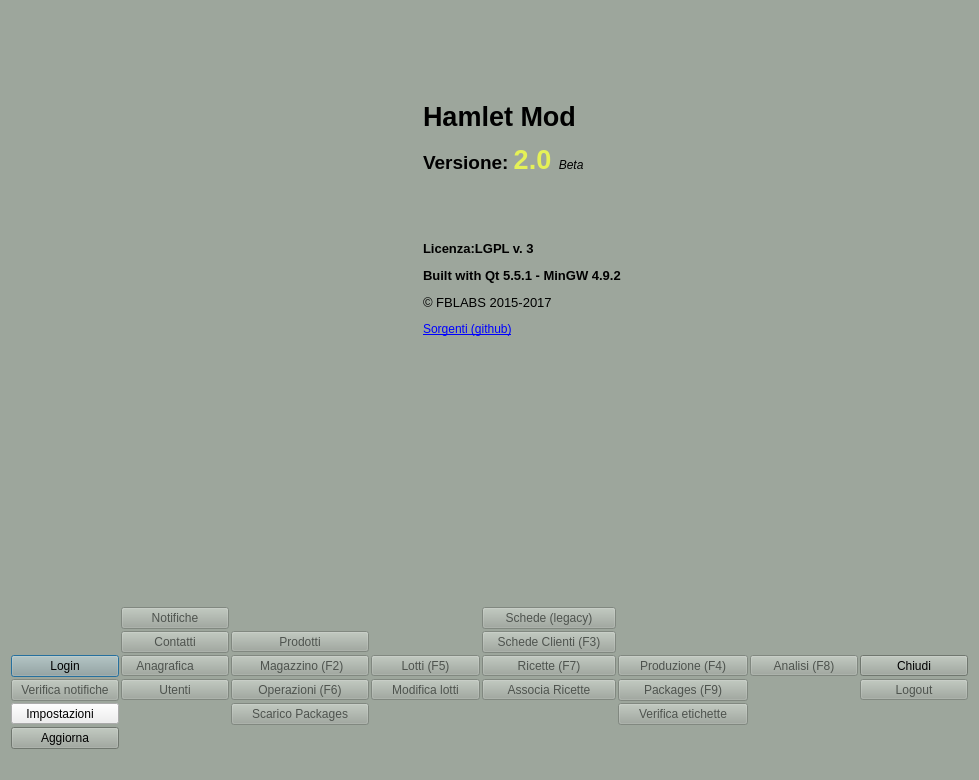
Before: the Qt Designer form mainwindow.ui in fblabs/hamlet-mod-sancon, drawn with Qt 5.
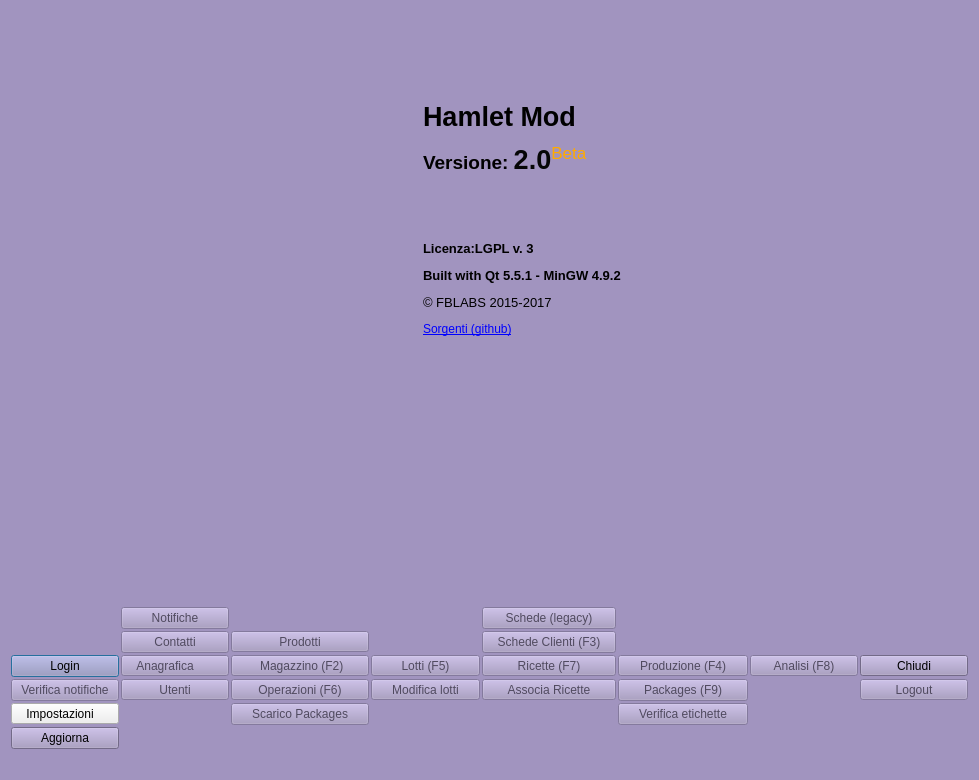
After: the same form once the commit is applied. Icons and pictures are not drawn.

Commit message: 2.0 beta -  step by step revamping some functions(here new production workflow)

Diff of the .ui file:
```diff
--- a/mainwindow.ui
+++ b/mainwindow.ui
@@ -28,45 +28,45 @@
      <colorrole role="Button">
       <brush brushstyle="SolidPattern">
        <color alpha="255">
-        <red>157</red>
-        <green>166</green>
-        <blue>156</blue>
+        <red>161</red>
+        <green>148</green>
+        <blue>191</blue>
        </color>
       </brush>
      </colorrole>
      <colorrole role="Light">
       <brush brushstyle="SolidPattern">
        <color alpha="255">
-        <red>236</red>
-        <green>249</green>
-        <blue>234</blue>
+        <red>237</red>
+        <green>229</green>
+        <blue>255</blue>
        </color>
       </brush>
      </colorrole>
      <colorrole role="Midlight">
       <brush brushstyle="SolidPattern">
        <color alpha="255">
-        <red>196</red>
-        <green>207</green>
-        <blue>195</blue>
+        <red>199</red>
+        <green>188</green>
+        <blue>223</blue>
        </color>
       </brush>
      </colorrole>
      <colorrole role="Dark">
       <brush brushstyle="SolidPattern">
        <color alpha="255">
-        <red>78</red>
-        <green>83</green>
-        <blue>78</blue>
+        <red>80</red>
+        <green>74</green>
+        <blue>95</blue>
        </color>
       </brush>
      </colorrole>
      <colorrole role="Mid">
       <brush brushstyle="SolidPattern">
        <color alpha="255">
-        <red>105</red>
-        <green>111</green>
-        <blue>104</blue>
+        <red>107</red>
+        <green>99</green>
+        <blue>127</blue>
        </color>
       </brush>
      </colorrole>
@@ -109,9 +109,9 @@
      <colorrole role="Window">
       <brush brushstyle="SolidPattern">
        <color alpha="255">
-        <red>157</red>
-        <green>166</green>
-        <blue>156</blue>
+        <red>161</red>
+        <green>148</green>
+        <blue>191</blue>
        </color>
       </brush>
      </colorrole>
@@ -127,9 +127,9 @@
      <colorrole role="AlternateBase">
       <brush brushstyle="SolidPattern">
        <color alpha="255">
-        <red>206</red>
-        <green>210</green>
-        <blue>205</blue>
+        <red>208</red>
+        <green>201</green>
+        <blue>223</blue>
        </color>
       </brush>
      </colorrole>
@@ -165,45 +165,45 @@
      <colorrole role="Button">
       <brush brushstyle="SolidPattern">
        <color alpha="255">
-        <red>157</red>
-        <green>166</green>
-        <blue>156</blue>
+        <red>161</red>
+        <green>148</green>
+        <blue>191</blue>
        </color>
       </brush>
      </colorrole>
      <colorrole role="Light">
       <brush brushstyle="SolidPattern">
        <color alpha="255">
-        <red>236</red>
-        <green>249</green>
-        <blue>234</blue>
+        <red>237</red>
+        <green>229</green>
+        <blue>255</blue>
        </color>
       </brush>
      </colorrole>
      <colorrole role="Midlight">
       <brush brushstyle="SolidPattern">
        <color alpha="255">
-        <red>196</red>
-        <green>207</green>
-        <blue>195</blue>
+        <red>199</red>
+        <green>188</green>
+        <blue>223</blue>
        </color>
       </brush>
      </colorrole>
      <colorrole role="Dark">
       <brush brushstyle="SolidPattern">
        <color alpha="255">
-        <red>78</red>
-        <green>83</green>
-        <blue>78</blue>
+        <red>80</red>
+        <green>74</green>
+        <blue>95</blue>
        </color>
       </brush>
      </colorrole>
      <colorrole role="Mid">
       <brush brushstyle="SolidPattern">
        <color alpha="255">
-        <red>105</red>
-        <green>111</green>
-        <blue>104</blue>
+        <red>107</red>
+        <green>99</green>
+        <blue>127</blue>
        </color>
       </brush>
      </colorrole>
@@ -246,9 +246,9 @@
      <colorrole role="Window">
       <brush brushstyle="SolidPattern">
        <color alpha="255">
-        <red>157</red>
-        <green>166</green>
-        <blue>156</blue>
+        <red>161</red>
+        <green>148</green>
+        <blue>191</blue>
        </color>
       </brush>
      </colorrole>
@@ -264,9 +264,9 @@
      <colorrole role="AlternateBase">
       <brush brushstyle="SolidPattern">
        <color alpha="255">
-        <red>206</red>
-        <green>210</green>
-        <blue>205</blue>
+        <red>208</red>
+        <green>201</green>
+        <blue>223</blue>
        </color>
       </brush>
      </colorrole>
@@ -293,63 +293,63 @@
      <colorrole role="WindowText">
       <brush brushstyle="SolidPattern">
        <color alpha="255">
-        <red>78</red>
-        <green>83</green>
-        <blue>78</blue>
+        <red>80</red>
+        <green>74</green>
+        <blue>95</blue>
        </color>
       </brush>
      </colorrole>
      <colorrole role="Button">
       <brush brushstyle="SolidPattern">
        <color alpha="255">
-        <red>157</red>
-        <green>166</green>
-        <blue>156</blue>
+        <red>161</red>
+        <green>148</green>
+        <blue>191</blue>
        </color>
       </brush>
      </colorrole>
      <colorrole role="Light">
       <brush brushstyle="SolidPattern">
        <color alpha="255">
-        <red>236</red>
-        <green>249</green>
-        <blue>234</blue>
+        <red>237</red>
+        <green>229</green>
+        <blue>255</blue>
        </color>
       </brush>
      </colorrole>
      <colorrole role="Midlight">
       <brush brushstyle="SolidPattern">
        <color alpha="255">
-        <red>196</red>
-        <green>207</green>
-        <blue>195</blue>
+        <red>199</red>
+        <green>188</green>
+        <blue>223</blue>
        </color>
       </brush>
      </colorrole>
      <colorrole role="Dark">
       <brush brushstyle="SolidPattern">
        <color alpha="255">
-        <red>78</red>
-        <green>83</green>
-        <blue>78</blue>
+        <red>80</red>
+        <green>74</green>
+        <blue>95</blue>
        </color>
       </brush>
      </colorrole>
      <colorrole role="Mid">
       <brush brushstyle="SolidPattern">
        <color alpha="255">
-        <red>105</red>
-        <green>111</green>
-        <blue>104</blue>
+        <red>107</red>
+        <green>99</green>
+        <blue>127</blue>
        </color>
       </brush>
      </colorrole>
      <colorrole role="Text">
       <brush brushstyle="SolidPattern">
        <color alpha="255">
-        <red>78</red>
-        <green>83</green>
-        <blue>78</blue>
+        <red>80</red>
+        <green>74</green>
+        <blue>95</blue>
        </color>
       </brush>
      </colorrole>
@@ -365,27 +365,27 @@
      <colorrole role="ButtonText">
       <brush brushstyle="SolidPattern">
        <color alpha="255">
-        <red>78</red>
-        <green>83</green>
-        <blue>78</blue>
+        <red>80</red>
+        <green>74</green>
+        <blue>95</blue>
        </color>
       </brush>
      </colorrole>
      <colorrole role="Base">
       <brush brushstyle="SolidPattern">
        <color alpha="255">
-        <red>157</red>
-        <green>166</green>
-        <blue>156</blue>
+        <red>161</red>
+        <green>148</green>
+        <blue>191</blue>
        </color>
       </brush>
      </colorrole>
      <colorrole role="Window">
       <brush brushstyle="SolidPattern">
        <color alpha="255">
-        <red>157</red>
-        <green>166</green>
-        <blue>156</blue>
+        <red>161</red>
+        <green>148</green>
+        <blue>191</blue>
        </color>
       </brush>
      </colorrole>
@@ -401,9 +401,9 @@
      <colorrole role="AlternateBase">
       <brush brushstyle="SolidPattern">
        <color alpha="255">
-        <red>157</red>
-        <green>166</green>
-        <blue>156</blue>
+        <red>161</red>
+        <green>148</green>
+        <blue>191</blue>
        </color>
       </brush>
      </colorrole>
@@ -539,7 +539,7 @@
       <item>
        <widget class="QLabel" name="label_2">
         <property name="text">
-         <string>&lt;html&gt;&lt;head/&gt;&lt;body&gt;&lt;p&gt;&lt;span style=&quot; font-size:20pt; font-weight:600;&quot;&gt;Hamlet Mod&lt;/span&gt;&lt;/p&gt;&lt;p&gt;&lt;span style=&quot; font-size:14pt; font-weight:600;&quot;&gt;Versione: &lt;/span&gt;&lt;span style=&quot; font-size:20pt; font-weight:600; color:#e5f157;&quot;&gt;2.0 &lt;/span&gt;&lt;span style=&quot; font-style:italic;&quot;&gt;Beta&lt;/span&gt;&lt;br/&gt;&lt;/p&gt;&lt;p&gt;&lt;br/&gt;&lt;/p&gt;&lt;p&gt;&lt;span style=&quot; font-size:10pt; font-weight:600;&quot;&gt;Licenza:LGPL v. 3&lt;/span&gt;&lt;/p&gt;&lt;p&gt;&lt;span style=&quot; font-size:10pt; font-weight:600;&quot;&gt;Built with Qt 5.5.1 - MinGW 4.9.2&lt;/span&gt;&lt;/p&gt;&lt;p&gt;&lt;span style=&quot; font-size:10pt;&quot;&gt;© FBLABS 2015-2017&lt;/span&gt;&lt;/p&gt;&lt;p&gt;&lt;a href=&quot;https://www.github.com/fblabs/hamlet-mod-sancon&quot;&gt;&lt;span style=&quot; text-decoration: underline; color:#0000ff;&quot;&gt;Sorgenti (github)&lt;/span&gt;&lt;/a&gt;&lt;/p&gt;&lt;/body&gt;&lt;/html&gt;</string>
+         <string>&lt;html&gt;&lt;head/&gt;&lt;body&gt;&lt;p&gt;&lt;span style=&quot; font-size:20pt; font-weight:600;&quot;&gt;Hamlet Mod&lt;/span&gt;&lt;/p&gt;&lt;p&gt;&lt;span style=&quot; font-size:14pt; font-weight:600;&quot;&gt;Versione: &lt;/span&gt;&lt;span style=&quot; font-size:20pt; font-weight:600; color:#060606;&quot;&gt;2.0&lt;/span&gt;&lt;span style=&quot; font-size:20pt; color:#ffaa00; vertical-align:super;&quot;&gt;Beta&lt;/span&gt;&lt;br/&gt;&lt;/p&gt;&lt;p&gt;&lt;br/&gt;&lt;/p&gt;&lt;p&gt;&lt;span style=&quot; font-size:10pt; font-weight:600;&quot;&gt;Licenza:LGPL v. 3&lt;/span&gt;&lt;/p&gt;&lt;p&gt;&lt;span style=&quot; font-size:10pt; font-weight:600;&quot;&gt;Built with Qt 5.5.1 - MinGW 4.9.2&lt;/span&gt;&lt;/p&gt;&lt;p&gt;&lt;span style=&quot; font-size:10pt;&quot;&gt;© FBLABS 2015-2017&lt;/span&gt;&lt;/p&gt;&lt;p&gt;&lt;a href=&quot;https://www.github.com/fblabs/hamlet-mod-sancon&quot;&gt;&lt;span style=&quot; text-decoration: underline; color:#0000ff;&quot;&gt;Sorgenti (github)&lt;/span&gt;&lt;/a&gt;&lt;/p&gt;&lt;/body&gt;&lt;/html&gt;</string>
         </property>
         <property name="scaledContents">
          <bool>false</bool>
```
The commit also changes 20 other files.
